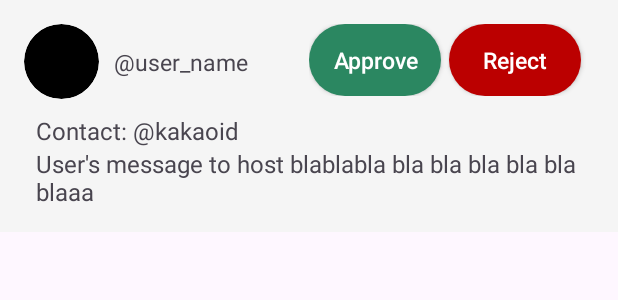
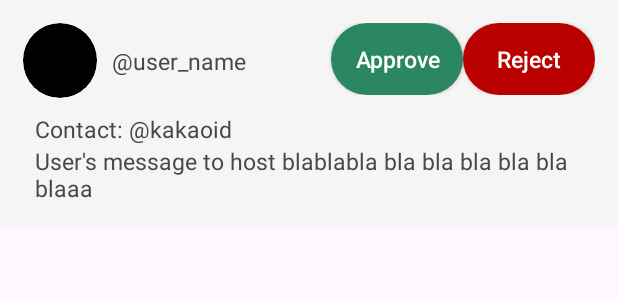
Before and after one commit to snuhcs-course/swpp-2023-project-team-19, an Android app: the layout applicant_card_layout.xml on its own in the app's theme, with its tools: preview values and no code run, on a phone screen of 412 x 824 dp. Shown: the top 300 px of the screen. Run offline under Robolectric (Android 15) with nearby library versions, the phone set to English and light mode, and no system bars.

Commit message:
modify eventHome frontend layout, remove bugs caused by android return button

```diff
--- a/frontend/app/src/main/java/com/example/gathernow/ApplicationForm.java
+++ b/frontend/app/src/main/java/com/example/gathernow/ApplicationForm.java
@@ -133,6 +133,7 @@ public class ApplicationForm extends AppCompatActivity {
                             // Link to the createSuccessful page
                             Intent intent = new Intent(v.getContext(), ApplySuccessful.class);
                             startActivity(intent);
+                            finish(); // kill this activity
                         }
                     } else {
                         // Handle the case where the response body is null or empty
--- a/frontend/app/src/main/java/com/example/gathernow/EventCardView.java
+++ b/frontend/app/src/main/java/com/example/gathernow/EventCardView.java
@@ -92,7 +92,7 @@ public class EventCardView extends LinearLayout {
 
     public void setEventLanguage(String eventLanguage) {
         // set limitation for display if too many languages
-        if (eventLanguage.length() <= 25) {
+        if (eventLanguage.length() <= 22) {
             event_language.setText(eventLanguage);
         } else {
             String truncatedText = eventLanguage.substring(0, 22) + "...";
--- a/frontend/app/src/main/java/com/example/gathernow/EventCreateActivity.java
+++ b/frontend/app/src/main/java/com/example/gathernow/EventCreateActivity.java
@@ -15,6 +15,8 @@ import androidx.activity.result.PickVisualMediaRequest;
 import androidx.activity.result.contract.ActivityResultContracts;
 import androidx.appcompat.app.AlertDialog;
 import androidx.fragment.app.Fragment;
+import androidx.fragment.app.FragmentManager;
+import androidx.fragment.app.FragmentTransaction;
 
 import android.util.Log;
 import android.view.LayoutInflater;
@@ -490,6 +492,10 @@ public class EventCreateActivity extends Fragment {
                                     // Link to the createSuccessful page
                                     Intent intent = new Intent(v.getContext(), CreateSuccessful.class);
                                     startActivity(intent);
+                                    FragmentManager fragmentManager = requireActivity().getSupportFragmentManager();
+                                    FragmentTransaction transaction = fragmentManager.beginTransaction();
+                                    transaction.remove(EventCreateActivity.this);
+                                    transaction.commit();
                                 }
                             } else {
                                 // Handle the case where the response body is null or empty
--- a/frontend/app/src/main/java/com/example/gathernow/EventInfo.java
+++ b/frontend/app/src/main/java/com/example/gathernow/EventInfo.java
@@ -284,6 +284,7 @@ public class EventInfo extends AppCompatActivity {
                     //startActivity(intent);
                     Intent intent = new Intent(view.getContext(), DeleteSuccessful.class);
                     startActivity(intent);
+                    finish();
 
                 })
                 .setNegativeButton("No", (dialog, which) -> {
@@ -307,6 +308,7 @@ public class EventInfo extends AppCompatActivity {
         intent.putExtra("hostAvatar", userAvatar);
 
         startActivity(intent);
+        finish();
 
     }
 
@@ -334,6 +336,7 @@ public class EventInfo extends AppCompatActivity {
         //startActivity(intent);
         Intent intent = new Intent(view.getContext(), DeleteSuccessful.class);
         startActivity(intent);
+        finish();
 
     }
 
--- a/frontend/app/src/main/java/com/example/gathernow/LogInActivity.java
+++ b/frontend/app/src/main/java/com/example/gathernow/LogInActivity.java
@@ -45,7 +45,7 @@ public class LogInActivity extends AppCompatActivity {
 
         // if user hasn't filled anything but still clicked Log In
         if (email.isEmpty() || password.isEmpty()) {
-            alert.setText("Please fill in all required fields!");
+            alert.setText("Please fill in all required fields");
         }
 
         // check email input format
@@ -72,6 +72,7 @@ public class LogInActivity extends AppCompatActivity {
                                 // Link to the login page
                                 Intent intent = new Intent(LogInActivity.this, FragHome.class);
                                 startActivity(intent);
+                                finish();
                             }
                         }
                         else {
@@ -84,6 +85,7 @@ public class LogInActivity extends AppCompatActivity {
                             alert.setOnClickListener(view1 -> {
                                 Intent intent = new Intent(LogInActivity.this, SignUpActivity.class);
                                 startActivity(intent);
+                                finish();
                             });
                         }
                         else if(response.code() == HttpURLConnection.HTTP_UNAUTHORIZED){
--- a/frontend/app/src/main/java/com/example/gathernow/ProfileHome.java
+++ b/frontend/app/src/main/java/com/example/gathernow/ProfileHome.java
@@ -241,7 +241,7 @@ public class ProfileHome extends Fragment {
                                         @Override
                                         public void onClick(View v) {
                                             // Handle the click event here
-                                            Toast.makeText(v.getContext(), "Event card clicked!", Toast.LENGTH_SHORT).show();
+                                            // Toast.makeText(v.getContext(), "Event card clicked!", Toast.LENGTH_SHORT).show();
                                             // Send the user id to the EventInfo activity
                                             Intent intent = new Intent(v.getContext(), EventInfo.class);
                                             intent.putExtra("userId", getUserId(v.getContext()));
--- a/frontend/app/src/main/res/layout/activity_sign_up.xml
+++ b/frontend/app/src/main/res/layout/activity_sign_up.xml
@@ -120,7 +120,7 @@
         android:layout_width="wrap_content"
         android:layout_height="0dp"
         android:gravity="center"
-        android:paddingVertical="10dp"
+        android:paddingVertical="5dp"
         app:layout_constraintHeight_percent="0.05"
         app:layout_constraintLeft_toLeftOf="parent"
         app:layout_constraintTop_toBottomOf="@id/password_confirm" />
@@ -143,7 +143,7 @@
         android:layout_width="match_parent"
         android:layout_height="wrap_content"
         android:text="Create Account"
-        android:layout_marginTop="30dp"
+        app:layout_constraintHeight_percent="0.11"
         app:layout_constraintLeft_toLeftOf="parent"
         app:layout_constraintRight_toRightOf="parent"
         app:layout_constraintTop_toBottomOf="@id/upload_profile_pic" />
--- a/frontend/app/src/main/res/layout/applicant_card_layout.xml
+++ b/frontend/app/src/main/res/layout/applicant_card_layout.xml
@@ -5,7 +5,7 @@
     xmlns:tools="http://schemas.android.com/tools"
     android:background="@color/color1"
     xmlns:app="http://schemas.android.com/apk/res-auto"
-    android:padding="16dp">
+    android:padding="15dp">
 
     <LinearLayout
         android:layout_width="match_parent"
@@ -23,8 +23,9 @@
 
             <ImageView
                 android:id="@+id/applicant_image"
-                android:layout_width="50dp"
+                android:layout_width="0dp"
                 android:layout_height="50dp"
+                app:layout_constraintWidth_percent="0.26"
                 android:src="@drawable/ic_profile_foreground"
                 android:scaleType="centerCrop"
                 android:background="@drawable/circle_shape"
@@ -63,6 +64,7 @@
                 android:layout_height="wrap_content"
                 android:text="Approve"
                 android:textSize="15sp"
+                app:layout_constraintRight_toRightOf="parent"
                 app:layout_constraintRight_toLeftOf="@+id/reject_button"
                 app:layout_constraintBottom_toBottomOf="parent"/>
 
@@ -76,8 +78,8 @@
                 android:text="Reject"
                 android:textSize="15sp"
                 android:layout_marginLeft="5dp"
-                app:layout_constraintBottom_toBottomOf="parent"
-                app:layout_constraintLeft_toRightOf="@id/approve_button"/>
+                app:layout_constraintRight_toRightOf="parent"
+                app:layout_constraintBottom_toBottomOf="parent"/>
 
             <androidx.appcompat.widget.AppCompatButton
                 android:visibility="invisible"
@@ -88,8 +90,8 @@
                 android:text="Accepted"
                 android:textSize="15sp"
                 android:layout_marginLeft="5dp"
-                app:layout_constraintBottom_toBottomOf="parent"
-                app:layout_constraintLeft_toRightOf="@id/approve_button"/>
+                app:layout_constraintRight_toRightOf="parent"
+                app:layout_constraintBottom_toBottomOf="parent"/>
 
         </androidx.constraintlayout.widget.ConstraintLayout>
 
@@ -101,7 +103,7 @@
         android:layout_width="wrap_content"
         android:layout_height="wrap_content"
         android:text="Contact: @kakaoid"
-        android:textSize="16sp"
+        android:textSize="15sp"
         android:layout_below="@+id/linear"
         android:layout_marginStart="8dp"/>
 
@@ -110,7 +112,7 @@
         android:layout_width="wrap_content"
         android:layout_height="wrap_content"
         android:text="User's message to host blablabla bla bla bla bla bla blaaa"
-        android:textSize="16sp"
+        android:textSize="15sp"
         android:layout_below="@+id/applicant_contact"
         android:layout_marginStart="8dp"/>
 
```
Also changed, not shown: frontend/app/src/main/java/com/example/gathernow/ApplySuccessful.java (+8 -0 lines), frontend/app/src/main/java/com/example/gathernow/CreateSuccessful.java (+9 -0 lines), frontend/app/src/main/java/com/example/gathernow/DeleteSuccessful.java (+9 -0 lines), frontend/app/src/main/res/layout/activity_event_info.xml (+7 -2 lines), frontend/app/src/main/res/layout/event_card_layout.xml (+53 -47 lines).
